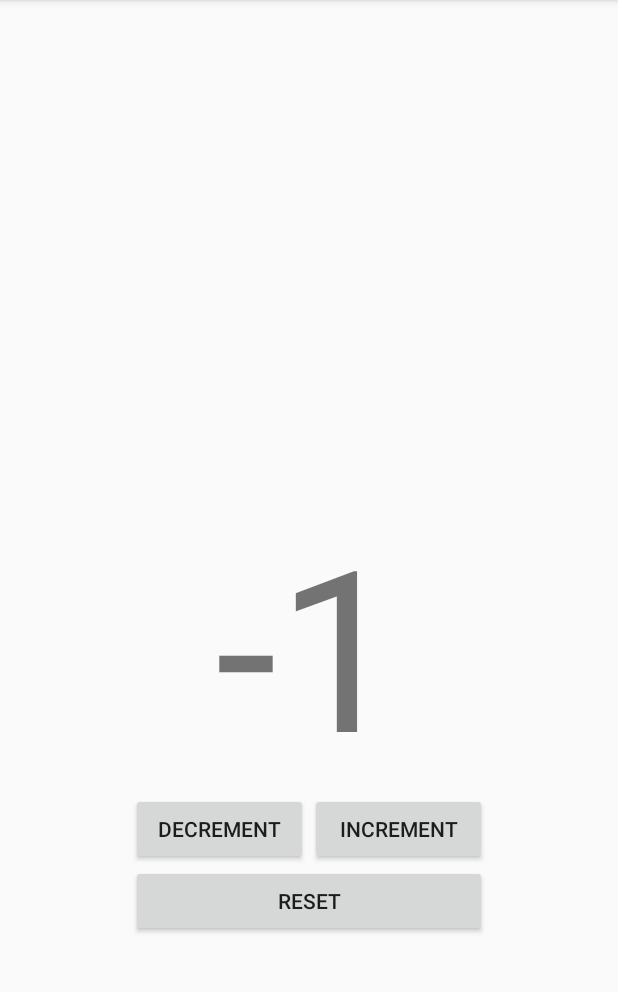
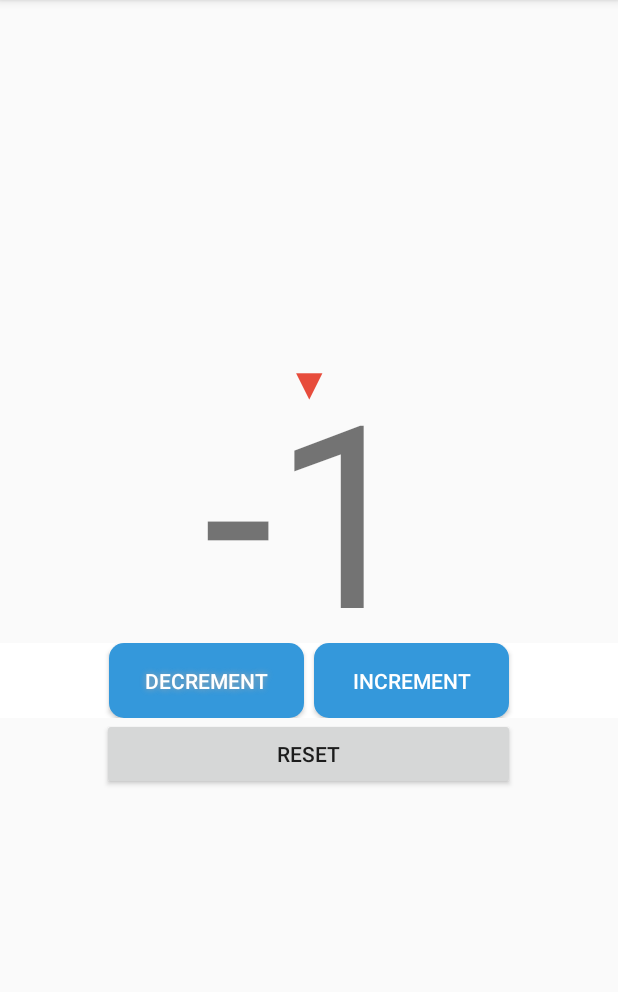
Before and after one commit to clarkandrew/ButtonCounter-Project-Clark, an Android app: the screen it shows after launch (MainActivity), after a tap on "DECREMENT", on a phone screen of 412 x 824 dp, the part 84-1076 px from its top. Run offline under Robolectric (Android 15) with nearby library versions, the phone set to English and light mode, and no system bars.

Commit message:
Layout fix

```diff
--- a/app/src/main/AndroidManifest.xml
+++ b/app/src/main/AndroidManifest.xml
@@ -1,6 +1,6 @@
 <?xml version="1.0" encoding="utf-8"?>
 <manifest xmlns:android="http://schemas.android.com/apk/res/android"
-    package="com.example.andrewclark.button_counter_clark">
+    package="com.example.andrewclark.ButtonCounter_Project_Clark">
 
     <application
         android:allowBackup="true"
@@ -9,7 +9,7 @@
         android:roundIcon="@mipmap/ic_launcher_round"
         android:supportsRtl="true"
         android:theme="@style/AppTheme">
-        <activity android:name=".MainActivity">
+        <activity android:name="com.example.andrewclark.ButtonCounter_Project_Clark.MainActivity">
             <intent-filter>
                 <action android:name="android.intent.action.MAIN" />
 
--- a/app/src/main/java/com/example/andrewclark/button_counter_clark/MainActivity.java
+++ b/app/src/main/java/com/example/andrewclark/ButtonCounter_Project_Clark/MainActivity.java
@@ -1,4 +1,4 @@
-package com.example.andrewclark.button_counter_clark;
+package com.example.andrewclark.ButtonCounter_Project_Clark;
 
 import android.support.v7.app.AppCompatActivity;
 import android.os.Bundle;
@@ -12,6 +12,7 @@ public class MainActivity extends AppCompatActivity {
 
     int currVal = 0;
     TextView countDisplay;
+    TextView changeChar;
 
 
     @Override
@@ -20,21 +21,31 @@ public class MainActivity extends AppCompatActivity {
         setContentView(R.layout.activity_main);
 
         countDisplay = (TextView) findViewById(R.id.countVal);
+        changeChar = (TextView) findViewById(R.id.changeChar);
     }
 
     public void resCount (android.view.View view) {
         currVal = 0;
         countDisplay.setText(Integer.toString(currVal));
+        changeChar.setText("↕");
+        int color = Integer.parseInt("bdc3c7", 16)+0xFF000000;
+        changeChar.setTextColor(color);
     }
 
     public void incCount (android.view.View view) {
         currVal++;
         countDisplay.setText(Integer.toString(currVal));
+        changeChar.setText("▲");
+        int color = Integer.parseInt("2ecc71", 16)+0xFF000000;
+        changeChar.setTextColor(color);
     }
 
     public void decCount (android.view.View view) {
         currVal--;
         countDisplay.setText(Integer.toString(currVal));
+        changeChar.setText("▼");
+        int color = Integer.parseInt("e74c3c", 16)+0xFF000000;
+        changeChar.setTextColor(color);
     }
 
 
--- /dev/null
+++ b/app/src/main/res/drawable/buttonshape.xml
@@ -0,0 +1,16 @@
+<?xml version="1.0" encoding="utf-8"?>
+<shape xmlns:android="http://schemas.android.com/apk/res/android" android:shape="rectangle" >
+    <corners
+        android:radius="10dp"
+        />
+    <solid
+        android:color="#3498db"
+        />
+    <size
+        android:width="200dp"
+        android:height="60dp"
+        />
+
+
+
+</shape>
--- a/app/src/main/res/layout/activity_main.xml
+++ b/app/src/main/res/layout/activity_main.xml
@@ -1,66 +1,120 @@
 <?xml version="1.0" encoding="utf-8"?>
-<android.support.constraint.ConstraintLayout xmlns:android="http://schemas.android.com/apk/res/android"
+<LinearLayout xmlns:android="http://schemas.android.com/apk/res/android"
     xmlns:app="http://schemas.android.com/apk/res-auto"
     xmlns:tools="http://schemas.android.com/tools"
     android:layout_width="match_parent"
     android:layout_height="match_parent"
-    tools:context="com.example.andrewclark.button_counter_clark.MainActivity">
+    tools:context="com.example.andrewclark.ButtonCounter_Project_Clark.MainActivity"
+    android:orientation="vertical"
+    android:gravity="center"
+    >
+    <LinearLayout
+        android:layout_width="match_parent"
+        android:layout_height="wrap_content"
+        android:gravity="center"
+        android:orientation="vertical"
+        android:layout_marginTop="0dp">
 
+        <TextView
+            android:id="@+id/changeChar"
+            android:layout_width="385dp"
+            android:layout_height="wrap_content"
 
-    <RelativeLayout
-        xmlns:android="http://schemas.android.com/apk/res/android"
-        android:layout_height="match_parent"
-        android:layout_width="match_parent"
-        >
+            android:layout_centerHorizontal="true"
+            android:layout_marginBottom="-50dp"
+            android:text="↕"
+            android:textAlignment="center"
+            android:textColor="#bdc3c7"
+            android:textSize="30sp"
+            tools:layout_editor_absoluteX="0dp"
+            tools:layout_editor_absoluteY="68dp" />
+
 
 
         <TextView
             android:id="@+id/countVal"
             android:layout_width="385dp"
-            android:layout_height="wrap_content"
+            android:layout_height="203dp"
+
             android:layout_above="@+id/buttDec"
             android:layout_centerHorizontal="true"
             android:text="0"
             android:textAlignment="center"
-            android:textSize="150sp"
+            android:textSize="170sp"
             tools:layout_editor_absoluteX="0dp"
             tools:layout_editor_absoluteY="68dp" />
 
-        <Button
-            android:id="@+id/buttRes"
-            android:layout_width="237dp"
-            android:layout_height="wrap_content"
-            android:layout_alignParentBottom="true"
-            android:layout_centerHorizontal="true"
-            android:layout_marginBottom="143dp"
-            android:onClick="resCount"
-            android:text="Reset"
-            tools:layout_editor_absoluteX="74dp"
-            tools:layout_editor_absoluteY="308dp" />
+
+
+    <LinearLayout
+        android:layout_width="match_parent"
+        android:layout_height="wrap_content"
+        android:gravity="center"
+        android:background="@android:color/white"
+        >
 
         <Button
             android:id="@+id/buttDec"
-            android:layout_width="118dp"
-            android:layout_height="wrap_content"
-            android:layout_above="@+id/buttRes"
-            android:layout_alignStart="@+id/buttRes"
             android:onClick="decCount"
             android:text="Decrement"
+            android:layout_alignStart="@+id/buttRes"
+            android:layout_above="@+id/buttRes"
+
+            android:layout_marginLeft="3dp"
+            android:layout_marginRight="3dp"
+
+            android:layout_width="130dp"
+            android:layout_height="50dp"
+            android:textColor="#ffffff"
             tools:layout_editor_absoluteX="192dp"
-            tools:layout_editor_absoluteY="260dp" />
+            tools:layout_editor_absoluteY="260dp"
+            android:background="@drawable/buttonshape"
+            android:shadowColor="#A8A8A8"
+            android:shadowDx="0"
+            android:shadowDy="0"
+            android:shadowRadius="5"
+            />
 
         <Button
+
             android:id="@+id/buttInc"
-            android:layout_width="118dp"
-            android:layout_height="wrap_content"
-            android:layout_above="@+id/buttRes"
-            android:layout_alignEnd="@+id/buttRes"
             android:onClick="incCount"
             android:text="Increment"
-            tools:layout_editor_absoluteX="74dp"
-            tools:layout_editor_absoluteY="260dp" />
+            android:layout_alignStart="@+id/buttRes"
+            android:layout_above="@+id/buttRes"
 
-    </RelativeLayout>
+            android:layout_marginLeft="3dp"
+            android:layout_marginRight="3dp"
 
+            android:layout_width="130dp"
+            android:layout_height="50dp"
+            android:textColor="#ffffff"
+            tools:layout_editor_absoluteX="192dp"
+            tools:layout_editor_absoluteY="260dp"
+            android:background="@drawable/buttonshape"
 
-</android.support.constraint.ConstraintLayout>
+            android:elevation="10dp"
+
+/>
+    </LinearLayout>
+<LinearLayout
+    android:layout_width="match_parent"
+    android:layout_height="wrap_content"
+    android:gravity="center"
+    >
+
+    <Button
+        android:id="@+id/buttRes"
+        android:layout_width="275dp"
+        android:layout_height="wrap_content"
+        android:layout_alignParentBottom="true"
+        android:layout_centerHorizontal="true"
+        android:onClick="resCount"
+        android:text="Reset"
+        tools:layout_editor_absoluteX="74dp"
+        tools:layout_editor_absoluteY="308dp" />
+
+</LinearLayout>
+
+    </LinearLayout>
+</LinearLayout>
```
Also changed, not shown: 4 other files.
